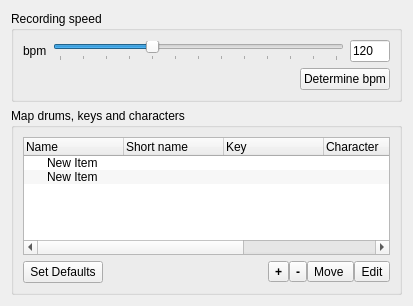
domoritz/drummy, file prefsrec.ui: the form before one commit.
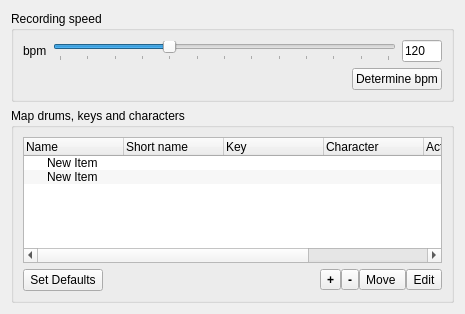
The form after the commit.

Patch:
```diff
--- a/prefsrec.ui
+++ b/prefsrec.ui
@@ -6,8 +6,8 @@
    <rect>
     <x>0</x>
     <y>0</y>
-    <width>413</width>
-    <height>306</height>
+    <width>465</width>
+    <height>314</height>
    </rect>
   </property>
   <property name="sizePolicy">
@@ -312,6 +312,12 @@
           </item>
           <item>
            <widget class="QToolButton" name="moveToolButton">
+            <property name="sizePolicy">
+             <sizepolicy hsizetype="Preferred" vsizetype="Fixed">
+              <horstretch>0</horstretch>
+              <verstretch>0</verstretch>
+             </sizepolicy>
+            </property>
             <property name="contextMenuPolicy">
              <enum>Qt::ActionsContextMenu</enum>
             </property>
@@ -325,6 +331,12 @@
             <property name="enabled">
              <bool>true</bool>
             </property>
+            <property name="sizePolicy">
+             <sizepolicy hsizetype="Preferred" vsizetype="Fixed">
+              <horstretch>0</horstretch>
+              <verstretch>0</verstretch>
+             </sizepolicy>
+            </property>
             <property name="toolTip">
              <string>edit selected entry</string>
             </property>
```
